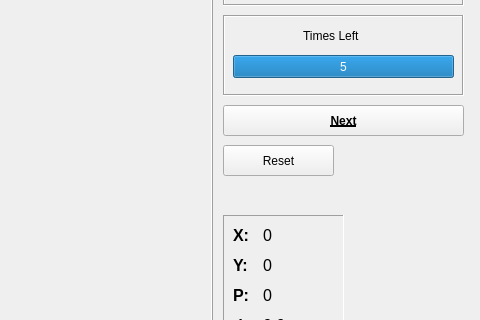
ronnymajani/dynamic-motion-digitset, file Design/DrawingWindow.ui: the form before one commit; both pictures show x 397 to 877 and y 95 to 415 of the 877 by 505 pixel window.
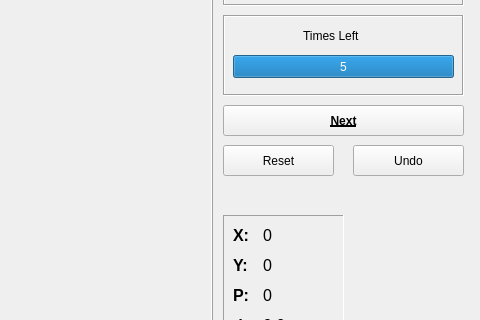
The form after the commit.

Commit message: Added ability to undo drawn digits

The edit to the form file:
```diff
--- a/Design/DrawingWindow.ui
+++ b/Design/DrawingWindow.ui
@@ -386,6 +386,19 @@
      <bool>false</bool>
     </property>
    </widget>
+   <widget class="QPushButton" name="button_undo">
+    <property name="geometry">
+     <rect>
+      <x>750</x>
+      <y>240</y>
+      <width>111</width>
+      <height>31</height>
+     </rect>
+    </property>
+    <property name="text">
+     <string>Undo</string>
+    </property>
+   </widget>
   </widget>
   <widget class="QMenuBar" name="menubar">
    <property name="geometry">
```
The commit also changes 4 other files.
